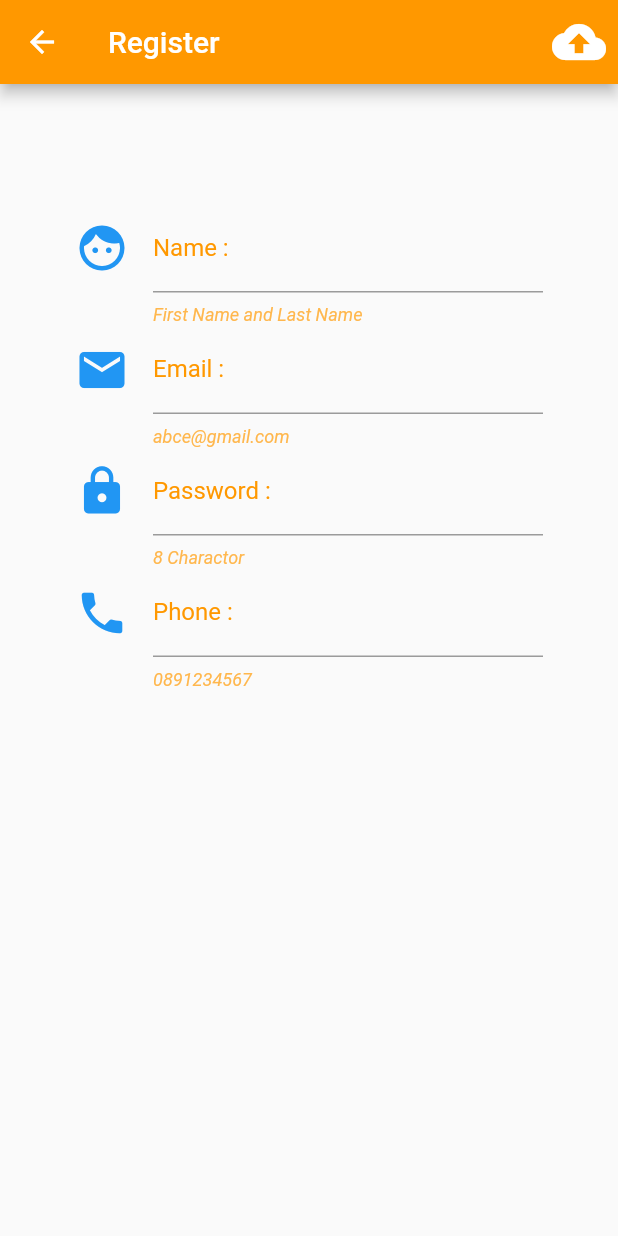
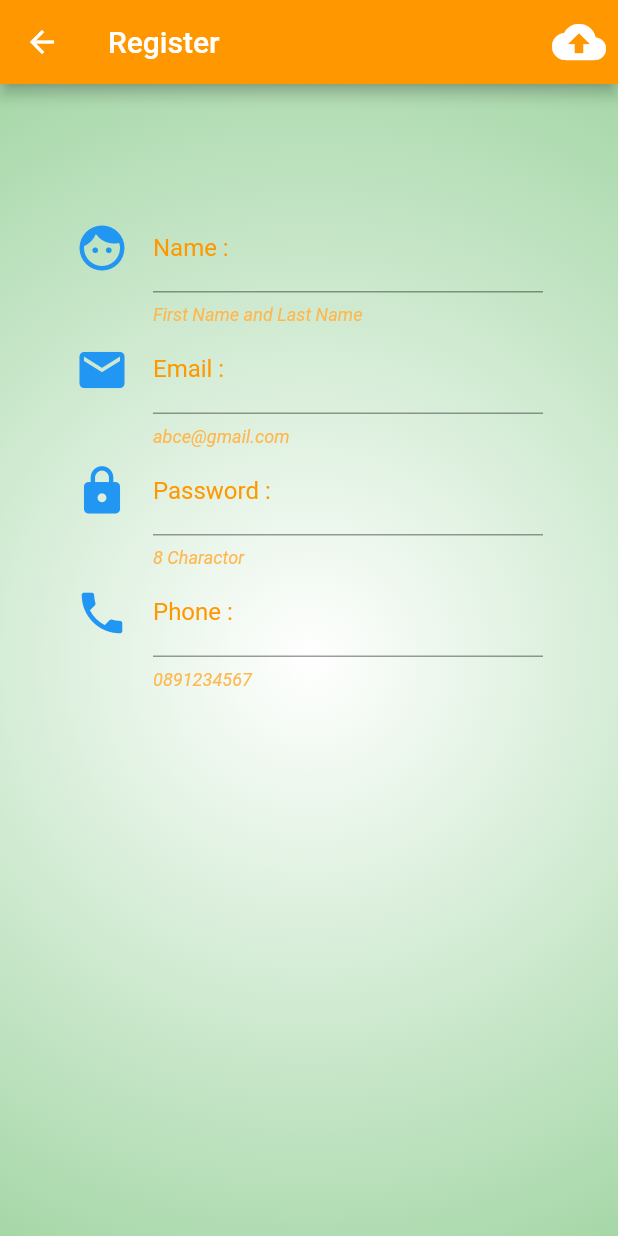
Before and after one commit to masterUNG/MushRoomIoTFlutter, a Flutter app: the Register screen opened directly, on a phone screen of 412 x 824 dp. Run offline on Flutter 3.47's test engine with Material 2 defaults, Android fonts, the phone set to English and light mode, and no system bars; our stand-ins replace firebase_auth, firebase_database, webview_flutter; accounts and stored records are empty.

Commit message:
Color Background All Screen Success

```diff
--- a/lib/main.dart
+++ b/lib/main.dart
@@ -16,7 +16,7 @@ class MyAppd extends StatelessWidget {
         [DeviceOrientation.portraitUp, DeviceOrientation.portraitDown]);//adjust screen portal
     return MaterialApp(
       debugShowCheckedModeBanner: false, //don't show debug on screen
-      home: MyService(), //home screen
+      home: Authen(), //home screen
     );
   }
 }
--- a/lib/screens/register.dart
+++ b/lib/screens/register.dart
@@ -68,7 +68,9 @@ class _RegisterState extends State<Register> {
       var myServiceRoute =
           MaterialPageRoute(builder: (BuildContext context) => MyService());
       Navigator.of(context).pushAndRemoveUntil(
-          myServiceRoute, ((Route<dynamic> route) => false)); //route to myservice don't have back button
+          myServiceRoute,
+          ((Route<dynamic> route) =>
+              false)); //route to myservice don't have back button
     }).catchError((objValue) {
       String error = objValue.message;
       print('error ==> $error');
@@ -184,7 +186,17 @@ class _RegisterState extends State<Register> {
           title: Text('Register'),
           actions: <Widget>[uploadButton(context)],
         ),
-      body: Form(
+        body: Container(
+          decoration: BoxDecoration(
+            gradient: RadialGradient(
+                center: Alignment(0, 0),
+                colors: [
+                  Colors.white,
+                  Colors.green[300],
+                ],
+                radius: 1.5),
+          ),
+          child: Form(
             key: formKey,
             child: Container(
               padding: EdgeInsets.only(top: 80.0, left: 50.0, right: 50.0),
@@ -198,6 +210,6 @@ class _RegisterState extends State<Register> {
               ),
             ),
           ),
-    );
+        ));
   }
 }
```
Lines whose indentation alone changed are shown as unchanged.
